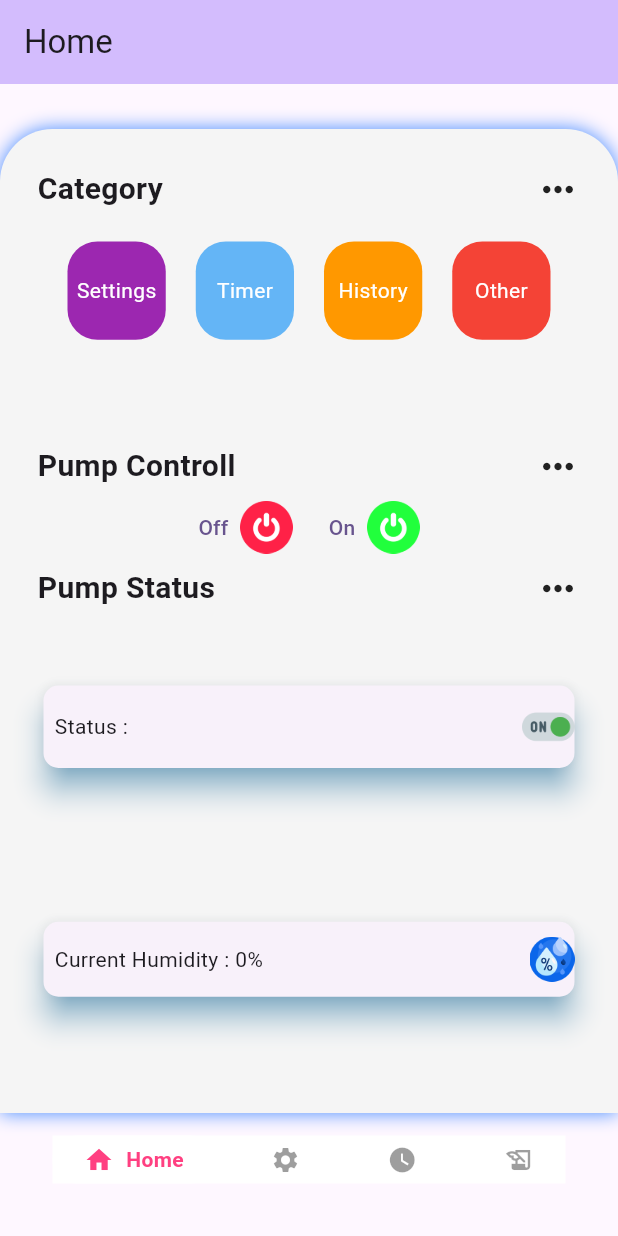
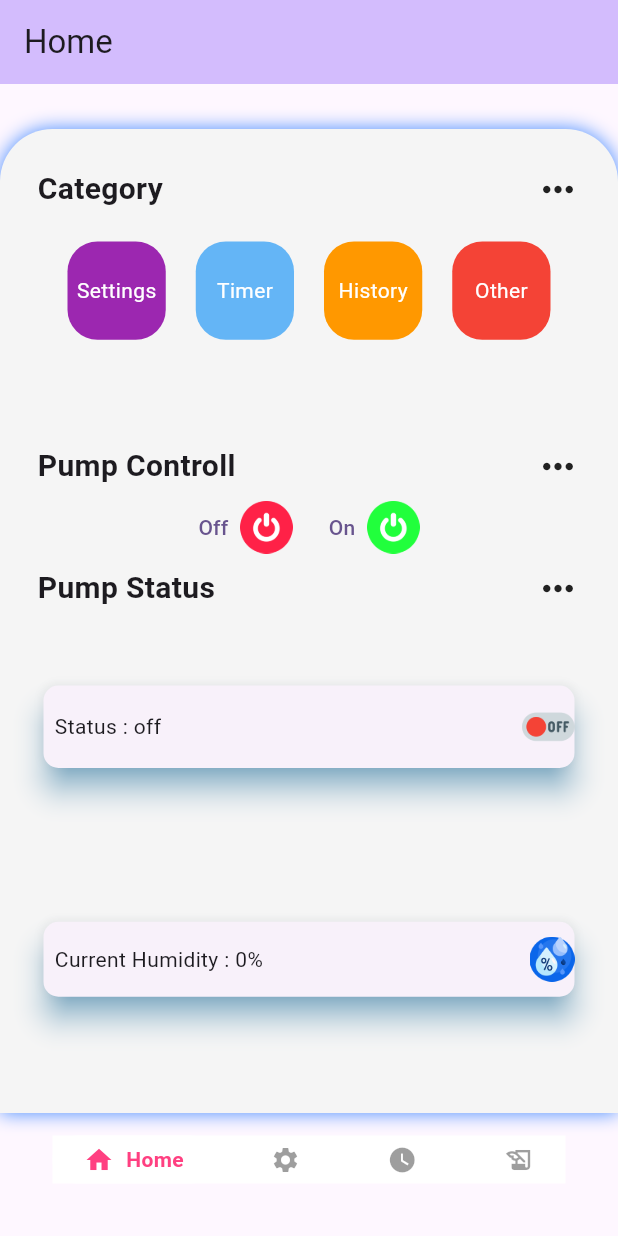
Before and after one commit to LeDinhThuc157/DATN_WateringPlants, a Flutter app: the screen it shows after launch, on a phone screen of 412 x 824 dp. Run offline on Flutter 3.47's test engine with Material 3 defaults, Android fonts, the phone set to English and light mode, and no system bars; drawn by our look-alikes of google_nav_bar; our stand-ins replace animated_custom_dropdown, firebase_core, firebase_database, flutter_blue_plus, flutter_svg; missing offline and left inert: alarm, mqtt_client; accounts and stored records are empty.

Commit message:
resolve conflict

```diff
--- a/lib/ui/homePage.dart
+++ b/lib/ui/homePage.dart
@@ -24,7 +24,7 @@ class _HomePageState extends State<HomePage> {
       FirebaseDatabase.instance.ref().child('9BSuk4QD4wWQzppwltKPfI3w63i2/id0');
   final client = MqttServerClient('white-dev.aithings.vn', '');
 
-  String status_pump = "";
+  String status_pump = "off";
   int current_himidity = 0;
   @override
   void initState() {
```
